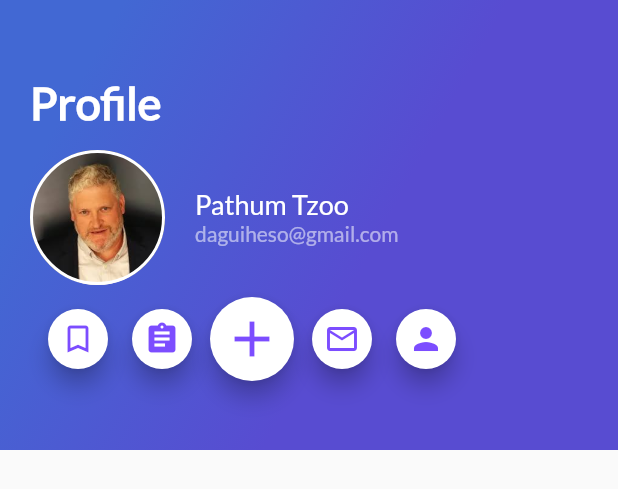
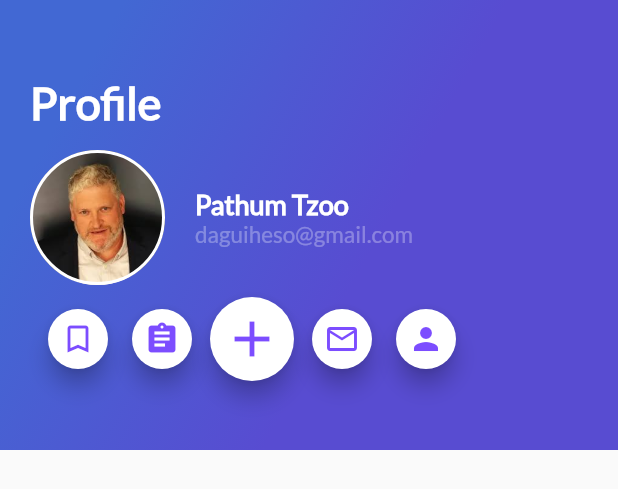
Before and after one commit to daguiheso/flutter-full-app, a Flutter app: the HeaderProfile widget shown alone on an empty page, opened directly, on a phone screen of 412 x 824 dp. Shown: the top 489 px of the screen. Run offline on Flutter 3.47's test engine with Material 2 defaults, Android fonts, the phone set to English and light mode, and no system bars.

Commit message:
add params to ProfileInfo widget

```diff
--- a/lib/User/ui/screens/header_profile.dart
+++ b/lib/User/ui/screens/header_profile.dart
@@ -34,7 +34,7 @@ class HeaderProfile extends StatelessWidget {
         crossAxisAlignment: CrossAxisAlignment.start,
         children: <Widget>[
           title,
-          ProfileInfo(),
+          ProfileInfo('assets/img/profile.jpeg', 'Pathum Tzoo', 'daguiheso@gmail.com'),
           ProfileBarActions(),
         ],
       ),
--- a/lib/User/ui/widgets/profile_info.dart
+++ b/lib/User/ui/widgets/profile_info.dart
@@ -1,6 +1,13 @@
 import 'package:flutter/material.dart';
 
 class ProfileInfo extends StatelessWidget {
+
+  String imgProfile;
+  String name;
+  String email;
+
+  ProfileInfo(this.imgProfile, this.name, this.email);
+
   @override
   Widget build(BuildContext context) {
     final perfilPhoto = Container(
@@ -12,7 +19,7 @@ class ProfileInfo extends StatelessWidget {
         shape: BoxShape.circle,
         image: DecorationImage(
           fit: BoxFit.cover,
-          image: AssetImage('assets/img/profile.jpeg'),
+          image: AssetImage(imgProfile),
         )
       ),
     );
@@ -21,17 +28,21 @@ class ProfileInfo extends StatelessWidget {
       crossAxisAlignment: CrossAxisAlignment.start,
       children: <Widget>[
         Text(
-          'Pathum Tzoo',
+          name,
           style: TextStyle(
             color: Colors.white,
             fontSize: 18,
-            fontWeight: FontWeight.w500,
+            fontWeight: FontWeight.bold,
             fontFamily: 'Lato',
           ),
         ),
         Text(
-          'daguiheso@gmail.com',
-          style: TextStyle(color: Colors.white54, fontFamily: 'Lato'),
+          email,
+          style: TextStyle(
+            color: Colors.white30,
+            fontSize: 15,
+            fontFamily: 'Lato'
+          ),
         )
       ],
     );
```
